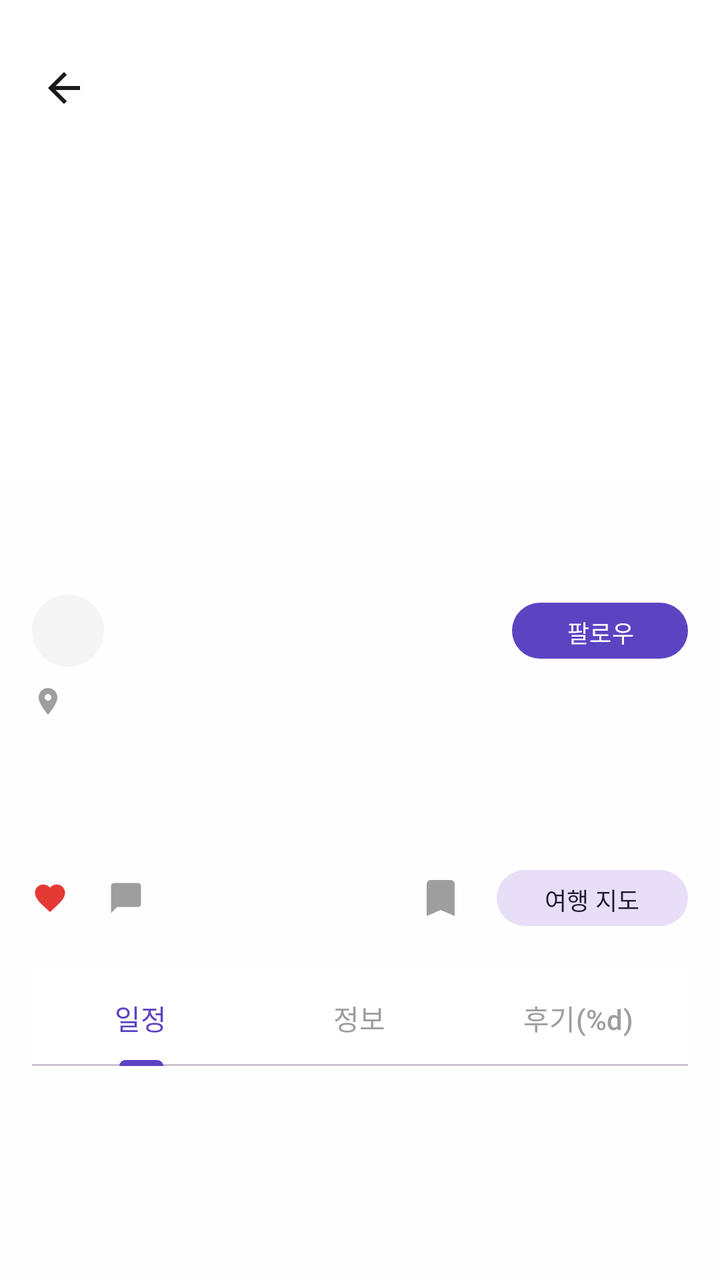
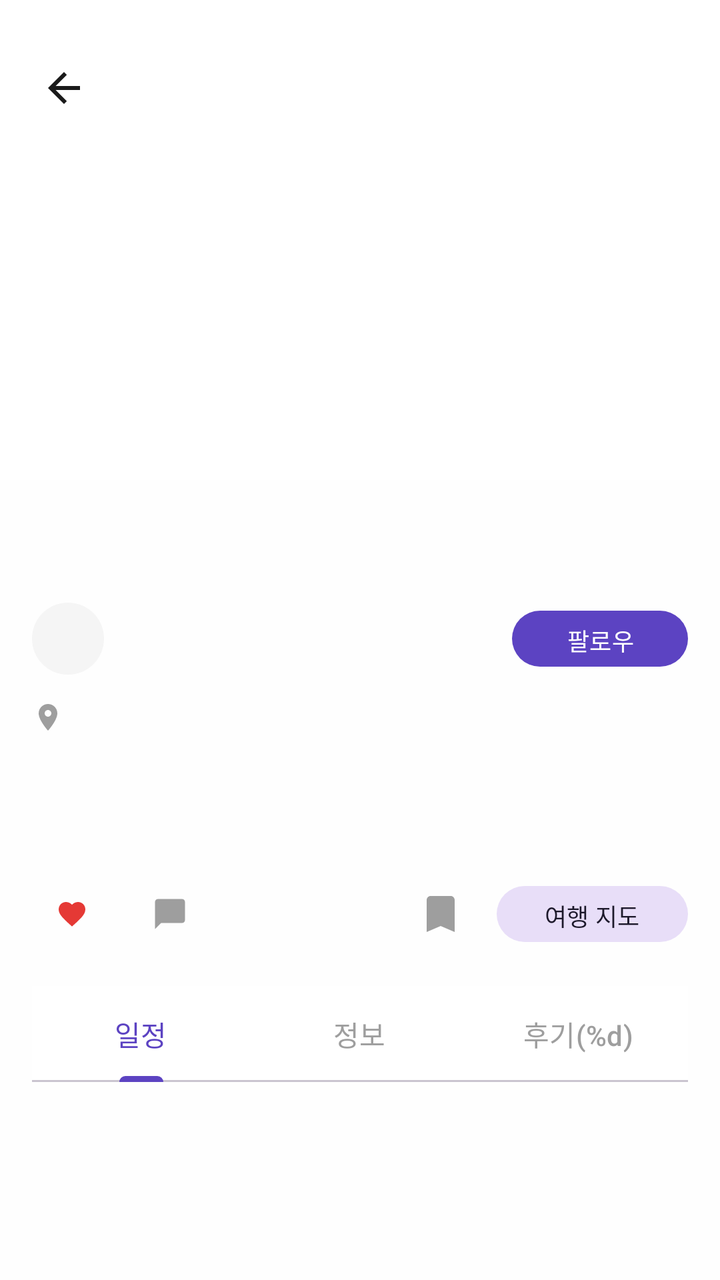

An Android layout rendered at two revisions. The XML below is the earlier revision; the diff shows what the commit changed to produce the second picture.
<!-- AndroidManifest.xml: application theme Theme.TripShare -->
<!-- res/layout/activity_itinerary_detail.xml -->
<?xml version="1.0" encoding="utf-8"?>
<androidx.coordinatorlayout.widget.CoordinatorLayout xmlns:android="http://schemas.android.com/apk/res/android"
    xmlns:app="http://schemas.android.com/apk/res-auto"
    android:layout_width="match_parent"
    android:layout_height="match_parent"
    android:background="@color/background"
    android:fitsSystemWindows="true">

    <com.google.android.material.appbar.AppBarLayout
        android:layout_width="match_parent"
        android:layout_height="wrap_content">

        <com.google.android.material.appbar.CollapsingToolbarLayout
            android:layout_width="match_parent"
            android:layout_height="240dp"
            app:contentScrim="@color/purple_primary"
            app:layout_scrollFlags="scroll|exitUntilCollapsed">

            <FrameLayout
                android:layout_width="match_parent"
                android:layout_height="match_parent"
                app:layout_collapseMode="parallax">

                <ImageView
                    android:id="@+id/img_cover"
                    android:layout_width="match_parent"
                    android:layout_height="match_parent"
                    android:contentDescription="@null"
                    android:scaleType="centerCrop" />

                <LinearLayout
                    android:id="@+id/toolbar"
                    android:layout_width="match_parent"
                    android:layout_height="wrap_content"
                    android:gravity="center_vertical"
                    android:minHeight="@dimen/toolbar_min_height"
                    android:orientation="horizontal"
                    android:paddingHorizontal="8dp"
                    android:paddingTop="@dimen/screen_top_extra">

                    <ImageButton
                        android:id="@+id/btn_back"
                        android:layout_width="48dp"
                        android:layout_height="48dp"
                        android:background="?attr/selectableItemBackgroundBorderless"
                        android:contentDescription="@null"
                        android:src="@drawable/ic_back" />

                    <View
                        android:layout_width="0dp"
                        android:layout_height="0dp"
                        android:layout_weight="1" />

                    <ImageButton
                        android:id="@+id/btn_share"
                        android:layout_width="40dp"
                        android:layout_height="40dp"
                        android:background="?attr/selectableItemBackgroundBorderless"
                        android:contentDescription="@null"
                        android:src="@drawable/ic_share" />

                    <ImageButton
                        android:id="@+id/btn_more"
                        android:layout_width="40dp"
                        android:layout_height="40dp"
                        android:background="?attr/selectableItemBackgroundBorderless"
                        android:contentDescription="@null"
                        android:src="@drawable/ic_more" />
                </LinearLayout>
            </FrameLayout>
        </com.google.android.material.appbar.CollapsingToolbarLayout>
    </com.google.android.material.appbar.AppBarLayout>

    <androidx.core.widget.NestedScrollView
        android:id="@+id/scroll_content"
        android:layout_width="match_parent"
        android:layout_height="match_parent"
        android:clipToPadding="false"
        app:layout_behavior="@string/appbar_scrolling_view_behavior">

        <LinearLayout
            android:layout_width="match_parent"
            android:layout_height="wrap_content"
            android:orientation="vertical"
            android:padding="16dp">

            <TextView
                android:id="@+id/tv_title"
                android:layout_width="match_parent"
                android:layout_height="wrap_content"
                android:textColor="@color/text_primary"
                android:textSize="22sp"
                android:textStyle="bold" />

            <LinearLayout
                android:layout_width="match_parent"
                android:layout_height="wrap_content"
                android:layout_marginTop="12dp"
                android:gravity="center_vertical"
                android:orientation="horizontal">

                <View
                    android:layout_width="36dp"
                    android:layout_height="36dp"
                    android:background="@drawable/bg_profile_circle" />

                <TextView
                    android:id="@+id/tv_author"
                    android:layout_width="0dp"
                    android:layout_height="wrap_content"
                    android:layout_marginStart="8dp"
                    android:layout_weight="1"
                    android:textColor="@color/text_primary"
                    android:textSize="14sp" />

                <com.google.android.material.button.MaterialButton
                    android:id="@+id/btn_follow"
                    style="@style/Widget.Material3.Button"
                    android:layout_width="wrap_content"
                    android:layout_height="36dp"
                    android:text="@string/follow"
                    android:textColor="@color/white"
                    android:textSize="12sp"
                    app:backgroundTint="@color/purple_primary"
                    app:strokeWidth="0dp" />
            </LinearLayout>

            <TextView
                android:id="@+id/tv_location"
                android:layout_width="wrap_content"
                android:layout_height="wrap_content"
                android:layout_marginTop="8dp"
                android:drawableStart="@drawable/ic_location"
                android:drawablePadding="4dp"
                android:textColor="@color/text_secondary"
                android:textSize="14sp" />

            <TextView
                android:id="@+id/tv_dates"
                android:layout_width="wrap_content"
                android:layout_height="wrap_content"
                android:layout_marginTop="4dp"
                android:textColor="@color/text_hint"
                android:textSize="13sp" />

            <TextView
                android:id="@+id/tv_description"
                android:layout_width="match_parent"
                android:layout_height="wrap_content"
                android:layout_marginTop="12dp"
                android:lineSpacingExtra="4dp"
                android:textColor="@color/text_secondary"
                android:textSize="14sp" />

            <LinearLayout
                android:layout_width="match_parent"
                android:layout_height="wrap_content"
                android:layout_marginTop="16dp"
                android:gravity="center_vertical"
                android:orientation="horizontal">

                <ImageView
                    android:layout_width="18dp"
                    android:layout_height="18dp"
                    android:contentDescription="@null"
                    android:src="@drawable/ic_heart" />

                <TextView
                    android:id="@+id/tv_likes"
                    android:layout_width="wrap_content"
                    android:layout_height="wrap_content"
                    android:layout_marginStart="4dp"
                    android:textColor="@color/text_hint"
                    android:textSize="14sp" />

                <ImageView
                    android:layout_width="18dp"
                    android:layout_height="18dp"
                    android:layout_marginStart="16dp"
                    android:contentDescription="@null"
                    android:src="@drawable/ic_comment" />

                <TextView
                    android:id="@+id/tv_comments"
                    android:layout_width="wrap_content"
                    android:layout_height="wrap_content"
                    android:layout_marginStart="4dp"
                    android:textColor="@color/text_hint"
                    android:textSize="14sp" />

                <View
                    android:layout_width="0dp"
                    android:layout_height="0dp"
                    android:layout_weight="1" />

                <ImageButton
                    android:id="@+id/btn_save"
                    android:layout_width="40dp"
                    android:layout_height="40dp"
                    android:background="?attr/selectableItemBackgroundBorderless"
                    android:contentDescription="@null"
                    android:src="@drawable/ic_bookmark" />

                <com.google.android.material.button.MaterialButton
                    android:id="@+id/btn_map"
                    style="@style/Widget.Material3.Button.TonalButton"
                    android:layout_width="wrap_content"
                    android:layout_height="36dp"
                    android:layout_marginStart="8dp"
                    android:text="@string/map_title"
                    android:textSize="12sp" />
            </LinearLayout>

            <com.google.android.material.tabs.TabLayout
                android:id="@+id/tab_layout"
                android:layout_width="match_parent"
                android:layout_height="wrap_content"
                android:layout_marginTop="16dp"
                app:tabIndicatorColor="@color/purple_primary"
                app:tabSelectedTextColor="@color/purple_primary"
                app:tabTextColor="@color/text_hint">

                <com.google.android.material.tabs.TabItem
                    android:layout_width="wrap_content"
                    android:layout_height="wrap_content"
                    android:text="@string/tab_schedule" />

                <com.google.android.material.tabs.TabItem
                    android:layout_width="wrap_content"
                    android:layout_height="wrap_content"
                    android:text="@string/tab_info" />

                <com.google.android.material.tabs.TabItem
                    android:layout_width="wrap_content"
                    android:layout_height="wrap_content"
                    android:text="@string/tab_reviews" />
            </com.google.android.material.tabs.TabLayout>

            <androidx.recyclerview.widget.RecyclerView
                android:id="@+id/rv_schedule"
                android:layout_width="match_parent"
                android:layout_height="wrap_content"
                android:nestedScrollingEnabled="false" />

            <TextView
                android:id="@+id/tv_info"
                android:layout_width="match_parent"
                android:layout_height="wrap_content"
                android:paddingVertical="16dp"
                android:textColor="@color/text_secondary"
                android:textSize="14sp"
                android:visibility="gone" />

            <LinearLayout
                android:id="@+id/layout_reviews"
                android:layout_width="match_parent"
                android:layout_height="wrap_content"
                android:orientation="vertical"
                android:visibility="gone">

                <LinearLayout
                    android:layout_width="match_parent"
                    android:layout_height="wrap_content"
            android:background="@drawable/bg_rounded_card"
            android:orientation="vertical"
            android:padding="12dp">

                    <TextView
                        android:layout_width="wrap_content"
                        android:layout_height="wrap_content"
                        android:text="@string/write_review"
                        android:textColor="@color/text_primary"
                        android:textSize="15sp"
                        android:textStyle="bold" />

                    <TextView
                        android:layout_width="wrap_content"
                        android:layout_height="wrap_content"
                        android:layout_marginTop="8dp"
                        android:text="@string/rating_label"
                        android:textColor="@color/text_secondary"
                        android:textSize="13sp" />

                    <RatingBar
                        android:id="@+id/rating_input"
                        android:layout_width="wrap_content"
                        android:layout_height="wrap_content"
                        android:numStars="5"
                        android:rating="5"
                        android:stepSize="1" />

                    <com.google.android.material.textfield.TextInputLayout
                        android:layout_width="match_parent"
                        android:layout_height="wrap_content"
                        android:layout_marginTop="8dp"
                        android:hint="@string/review_hint">

                        <com.google.android.material.textfield.TextInputEditText
                            android:id="@+id/et_review"
                            android:layout_width="match_parent"
                            android:layout_height="wrap_content"
                            android:gravity="top"
                            android:inputType="textMultiLine"
                            android:lines="3"
                            android:maxLength="300" />
                    </com.google.android.material.textfield.TextInputLayout>

                    <com.google.android.material.button.MaterialButton
                        android:id="@+id/btn_submit_review"
                        style="@style/PurpleButton"
                        android:layout_width="match_parent"
                        android:layout_height="wrap_content"
                        android:layout_marginTop="8dp"
                        android:text="@string/write_review" />
                </LinearLayout>

                <androidx.recyclerview.widget.RecyclerView
                    android:id="@+id/rv_reviews"
                    android:layout_width="match_parent"
                    android:layout_height="wrap_content"
                    android:layout_marginTop="12dp"
                    android:nestedScrollingEnabled="false" />

                <TextView
                    android:id="@+id/tv_review_empty"
                    android:layout_width="match_parent"
                    android:layout_height="wrap_content"
                    android:gravity="center"
                    android:paddingVertical="24dp"
                    android:text="@string/review_empty"
                    android:textColor="@color/text_hint"
                    android:visibility="gone" />
            </LinearLayout>
        </LinearLayout>
    </androidx.core.widget.NestedScrollView>
</androidx.coordinatorlayout.widget.CoordinatorLayout>
<!-- resources referenced by this layout -->
<resources>
  <color name="background">#FEFEFE</color>
  <color name="purple_primary">#5C43C2</color>
  <color name="text_hint">#9E9E9E</color>
  <color name="text_primary">#1A1A1A</color>
  <color name="text_secondary">#5C5C5C</color>
  <color name="white">#FFFFFFFF</color>
  <dimen name="screen_top_extra">20dp</dimen>
  <dimen name="toolbar_min_height">56dp</dimen>
  <!-- drawable bg_profile_circle (drawable) -->
  <?xml version="1.0" encoding="utf-8"?>
  <shape xmlns:android="http://schemas.android.com/apk/res/android"
      android:shape="oval">
      <solid android:color="@color/surface_subtle" />
  </shape>
  <!-- drawable bg_rounded_card (drawable) -->
  <?xml version="1.0" encoding="utf-8"?>
  <shape xmlns:android="http://schemas.android.com/apk/res/android"
      android:shape="rectangle">
      <solid android:color="@color/card_bg" />
      <stroke
          android:width="1dp"
          android:color="@color/divider" />
      <corners android:radius="12dp" />
  </shape>
  <!-- drawable ic_back (drawable) -->
  <vector xmlns:android="http://schemas.android.com/apk/res/android"
      android:width="24dp"
      android:height="24dp"
      android:viewportWidth="24"
      android:viewportHeight="24">
      <path
          android:fillColor="@color/text_primary"
          android:pathData="M20,11H7.83l5.59,-5.59L12,4l-8,8 8,8 1.41,-1.41L7.83,13H20v-2z" />
  </vector>
  <!-- drawable ic_bookmark (drawable) -->
  <vector xmlns:android="http://schemas.android.com/apk/res/android"
      android:width="24dp"
      android:height="24dp"
      android:viewportWidth="24"
      android:viewportHeight="24">
      <path
          android:fillColor="@color/text_hint"
          android:pathData="M17,3H7c-1.1,0 -2,0.9 -2,2v16l7,-3 7,3V5c0,-1.1 -0.9,-2 -2,-2z" />
  </vector>
  <!-- drawable ic_comment (drawable) -->
  <vector xmlns:android="http://schemas.android.com/apk/res/android"
      android:width="16dp"
      android:height="16dp"
      android:viewportWidth="24"
      android:viewportHeight="24">
      <path
          android:fillColor="@color/text_hint"
          android:pathData="M20,2H4c-1.1,0 -2,0.9 -2,2v18l4,-4h14c1.1,0 2,-0.9 2,-2V4c0,-1.1 -0.9,-2 -2,-2z" />
  </vector>
  <!-- drawable ic_location (drawable) -->
  <vector xmlns:android="http://schemas.android.com/apk/res/android"
      android:width="16dp"
      android:height="16dp"
      android:viewportWidth="24"
      android:viewportHeight="24">
      <path
          android:fillColor="@color/text_hint"
          android:pathData="M12,2C8.13,2 5,5.13 5,9c0,5.25 7,13 7,13s7,-7.75 7,-13c0,-3.87 -3.13,-7 -7,-7zM12,11.5c-1.38,0 -2.5,-1.12 -2.5,-2.5s1.12,-2.5 2.5,-2.5 2.5,1.12 2.5,2.5 -1.12,2.5 -2.5,2.5z" />
  </vector>
  <string name="follow">팔로우</string>
  <string name="map_title">여행 지도</string>
  <string name="rating_label">별점</string>
  <string name="review_empty">아직 작성된 후기가 없습니다.</string>
  <string name="review_hint">여행 후기를 남겨주세요</string>
  <string name="tab_info">정보</string>
  <string name="tab_reviews">후기(%d)</string>
  <string name="tab_schedule">일정</string>
  <string name="write_review">후기 작성</string>
  <style name="PurpleButton" parent="Widget.Material3.Button">
          <item name="android:backgroundTint">@color/purple_primary</item>
          <item name="android:textColor">@color/white</item>
          <item name="cornerRadius">12dp</item>
          <item name="android:textSize">16sp</item>
          <item name="android:minHeight">52dp</item>
          <item name="android:letterSpacing">0</item>
      </style>
  <style name="Theme.TripShare" parent="Base.Theme.TripShare" />
  <color name="surface_subtle">#F5F5F5</color>
  <color name="card_bg">#FFFFFF</color>
  <color name="divider">#EBEBEB</color>
  <color name="like_red">#E53935</color>
  <color name="purple_dark">#4A35A0</color>
  <!-- unchanged entries left out for length: 4 -->
</resources>

<!-- the commit's change to res/layout/activity_itinerary_detail.xml (unified diff, before → after) -->
@@ -93,16 +93,22 @@
                 android:textStyle="bold" />
 
             <LinearLayout
+                android:id="@+id/layout_author"
                 android:layout_width="match_parent"
                 android:layout_height="wrap_content"
                 android:layout_marginTop="12dp"
+                android:background="?attr/selectableItemBackground"
                 android:gravity="center_vertical"
-                android:orientation="horizontal">
-
-                <View
+                android:orientation="horizontal"
+                android:paddingVertical="4dp">
+
+                <ImageView
+                    android:id="@+id/img_author"
                     android:layout_width="36dp"
                     android:layout_height="36dp"
-                    android:background="@drawable/bg_profile_circle" />
+                    android:background="@drawable/bg_profile_circle"
+                    android:contentDescription="@null"
+                    android:scaleType="centerCrop" />
 
                 <TextView
                     android:id="@+id/tv_author"
@@ -159,9 +165,11 @@
                 android:gravity="center_vertical"
                 android:orientation="horizontal">
 
-                <ImageView
-                    android:layout_width="18dp"
-                    android:layout_height="18dp"
+                <ImageButton
+                    android:id="@+id/btn_like"
+                    android:layout_width="40dp"
+                    android:layout_height="40dp"
+                    android:background="?attr/selectableItemBackgroundBorderless"
                     android:contentDescription="@null"
                     android:src="@drawable/ic_heart" />
 
